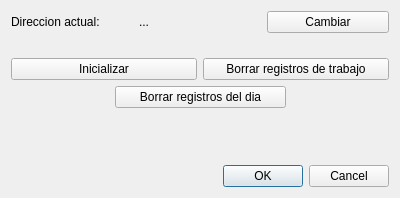
Old version of the form ui/config_dialog.ui in the repository linoboss/PyExcel.
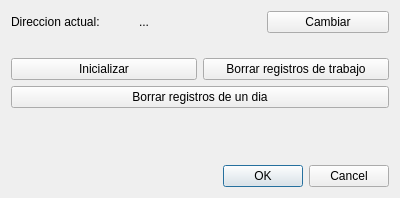
New version of the form.

Patch:
```diff
--- a/ui/config_dialog.ui
+++ b/ui/config_dialog.ui
@@ -65,19 +65,6 @@
      <property name="topMargin">
       <number>0</number>
      </property>
-     <item>
-      <spacer name="horizontalSpacer">
-       <property name="orientation">
-        <enum>Qt::Horizontal</enum>
-       </property>
-       <property name="sizeHint" stdset="0">
-        <size>
-         <width>40</width>
-         <height>20</height>
-        </size>
-       </property>
-      </spacer>
-     </item>
      <item>
       <widget class="QPushButton" name="eraseDay">
        <property name="minimumSize">
@@ -87,23 +74,10 @@
         </size>
        </property>
        <property name="text">
-        <string>Borrar registros del dia</string>
+        <string>Borrar registros de un dia</string>
        </property>
       </widget>
      </item>
-     <item>
-      <spacer name="horizontalSpacer_2">
-       <property name="orientation">
-        <enum>Qt::Horizontal</enum>
-       </property>
-       <property name="sizeHint" stdset="0">
-        <size>
-         <width>40</width>
-         <height>20</height>
-        </size>
-       </property>
-      </spacer>
-     </item>
     </layout>
    </item>
    <item>
```
